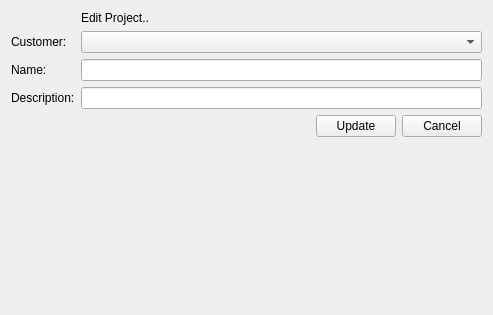
This is examples/demo/crm/client/editProject.ui in Wolframe/Wolframe as Qt 5 draws it before an edit. The edited form follows.
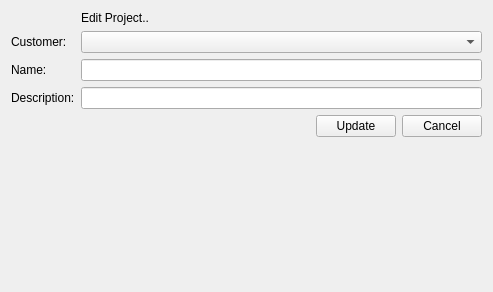
This is the edited form.

Commit message: some debug code in qt client temporary

Diff of the .ui file:
```diff
--- a/examples/demo/crm/client/editProject.ui
+++ b/examples/demo/crm/client/editProject.ui
@@ -7,7 +7,7 @@
     <x>0</x>
     <y>0</y>
     <width>493</width>
-    <height>315</height>
+    <height>292</height>
    </rect>
   </property>
   <property name="windowTitle">
```
Left out of the diff: 3 changed lines with no effect on the pictures. The commit also changes 1 other file.
